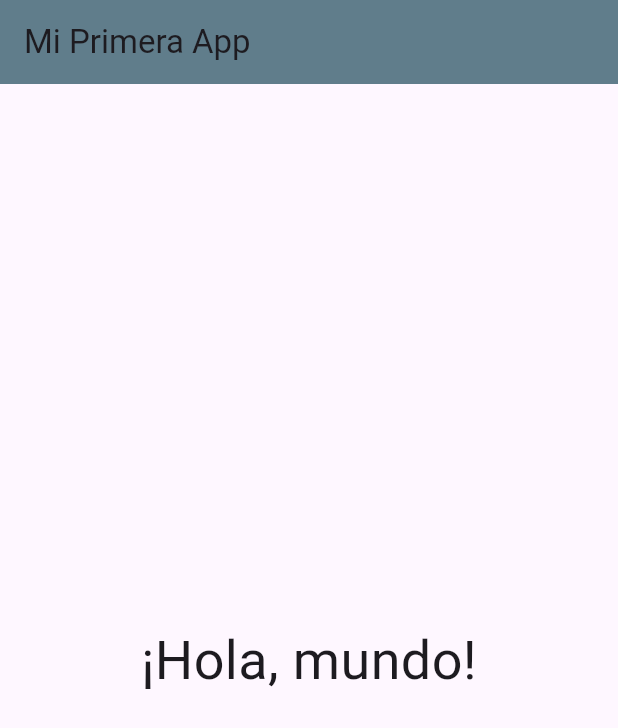
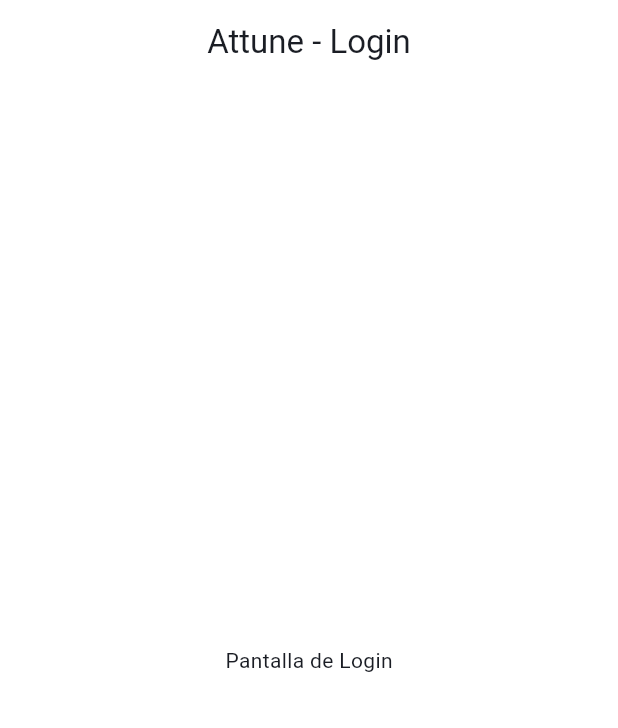
Before and after one commit to CodeMakeSoft/Attune, a Flutter app: the screen it shows after launch, on a phone screen of 412 x 824 dp. Shown: the top 728 px of the screen. Run offline on Flutter 3.47's test engine with Material 3 defaults, Android fonts, the phone set to English and light mode, and no system bars; our stand-ins replace firebase_auth, firebase_core; accounts and stored records are empty.

Commit message:
feat: corrección de build.gradle.kts, creación de vistas de login y dashboard, adición de paquetes para firebase además de agregar el nombre del app en strings.xml (Android)

```diff
--- a/lib/app/auth_gate.dart
+++ b/lib/app/auth_gate.dart
@@ -0,0 +1,29 @@
+import 'package:firebase_auth/firebase_auth.dart';
+import 'package:flutter/material.dart';
+
+import 'package:attune/core/widgets/loading_screen.dart';
+import 'package:attune/features/2_auth/presentation/screens/login_screen.dart';
+import 'package:attune/features/3_dashboard/presentation/screens/dashboard_screen.dart';
+
+
+class AuthGate extends StatelessWidget {
+  const AuthGate({super.key});
+
+  @override
+  Widget build(BuildContext context) {
+    return StreamBuilder(
+      stream: FirebaseAuth.instance.authStateChanges(),
+      builder: (context, snapshot) {
+        if (snapshot.connectionState == ConnectionState.waiting) {
+          return const LoadingScreen();
+        }
+
+        if(snapshot.hasData) {
+          return const DashboardScreen();
+        }
+
+        return const LoginScreen();
+      },
+    );
+  }
+}
--- a/lib/features/2_auth/presentation/screens/login_screen.dart
+++ b/lib/features/2_auth/presentation/screens/login_screen.dart
@@ -0,0 +1,17 @@
+import 'package:flutter/material.dart';
+
+class LoginScreen extends StatelessWidget {
+  const LoginScreen({super.key});
+
+  @override
+  Widget build(BuildContext context) {
+    return Scaffold(
+      appBar: AppBar(
+        title: const Text('Attune - Login'),
+      ),
+      body: const Center(
+        child: Text('Pantalla de Login'),
+      ),
+    );
+  }
+}
--- a/lib/main.dart
+++ b/lib/main.dart
@@ -1,44 +1,101 @@
-// Importa el paquete de Material Design, que contiene los widgets visuales.
 import 'package:flutter/material.dart';
+import 'package:attune/app/auth_gate.dart';
+import 'package:firebase_core/firebase_core.dart';
 
-// La función `main` es el punto de entrada de toda app de Flutter.
-void main() {
-  // `runApp` infla el widget que le pasas y lo adjunta a la pantalla.
+// Keys for Firestone
+import 'firebase_options.dart';
+
+// Colors
+import 'package:attune/utils/app_colors.dart';
+
+
+void main() async {
+  WidgetsFlutterBinding.ensureInitialized();
+
+  await Firebase.initializeApp(
+    options: DefaultFirebaseOptions.currentPlatform,
+  );
+
   runApp(const MyApp());
 }
 
-// MyApp es el widget raíz de tu aplicación.
-// Es "Stateless" porque su estado no cambia con el tiempo.
+
 class MyApp extends StatelessWidget {
-  // El constructor del widget.
   const MyApp({super.key});
 
-  // El método `build` describe cómo mostrar el widget.
-  // Es llamado por el framework de Flutter cada vez que necesita dibujar el widget.
   @override
   Widget build(BuildContext context) {
-    // `MaterialApp` es un widget que envuelve varias funcionalidades y widgets
-    // que son comúnmente requeridos, como la navegación y los temas.
     return MaterialApp(
+      title: 'Attune',
       debugShowCheckedModeBanner: false,
-      // El título de la aplicación, usado por el sistema operativo.
-      title: 'Hola Mundo App',
-      // La "home" es la primera pantalla que el usuario verá.
-      home: Scaffold(
-        // `AppBar` es la barra de título que aparece en la parte superior.
-        appBar: AppBar(
-          title: const Text('Mi Primera App'),
-          backgroundColor: Colors.blueGrey, // Un color para la barra
+
+      // --- AQUÍ ESTÁ LA MAGIA ---
+      // Vamos a definir el tema global de la app
+      theme: ThemeData(
+        // 1. Color de fondo principal para todas las pantallas
+        scaffoldBackgroundColor: AppColors.backgroundPrimary,
+
+        // 2. El esquema de color (el más importante)
+        colorScheme: ColorScheme(
+          brightness: Brightness.light, // Modo claro
+
+          primary: AppColors.accentPrimary,    // Tu color principal (voidNavy)
+          onPrimary: AppColors.contentInverse,  // Texto sobre el color primario (blanco)
+
+          secondary: AppColors.accentSecondary, // Tu color secundario (laserTeal)
+          onSecondary: AppColors.contentPrimary, // Texto sobre el color secundario
+
+          error: AppColors.stateError,      // Rojo para errores
+          onError: AppColors.contentInverse,  // Texto sobre el color de error
+
+          surface: AppColors.backgroundPrimary,      // Fondo principal
+          onSurface: AppColors.contentPrimary,     // Texto sobre el fondo
+
+          inverseSurface: AppColors.backgroundSubtle, // Fondo de tarjetas/campos
+          onInverseSurface: AppColors.contentPrimary, // Texto sobre tarjetas
         ),
-        // `body` es el contenido principal de la pantalla.
-        body: const Center(
-          // `Center` es un widget que centra a su widget hijo.
-          child: Text(
-            '¡Hola, mundo!',
-            style: TextStyle(fontSize: 36), // Le damos un tamaño de fuente
+
+        // 3. Tema por defecto para las AppBars
+        appBarTheme: const AppBarTheme(
+          backgroundColor: AppColors.backgroundPrimary, // Fondo de la barra
+          foregroundColor: AppColors.contentPrimary,   // Color del título
+          elevation: 0, // Sin sombra, para un look limpio
+          centerTitle: true,
+        ),
+
+        // 4. Tema por defecto para los Campos de Texto
+        inputDecorationTheme: InputDecorationTheme(
+          filled: true,
+          fillColor: AppColors.backgroundSubtle,
+          labelStyle: const TextStyle(color: AppColors.contentSecondary),
+          border: OutlineInputBorder(
+            borderRadius: BorderRadius.circular(8),
+            borderSide: const BorderSide(color: AppColors.borderDefault),
+          ),
+          enabledBorder: OutlineInputBorder(
+            borderRadius: BorderRadius.circular(8),
+            borderSide: const BorderSide(color: AppColors.borderDefault),
+          ),
+          focusedBorder: OutlineInputBorder(
+            borderRadius: BorderRadius.circular(8),
+            borderSide: const BorderSide(color: AppColors.accentPrimary, width: 2.0),
+          ),
+        ),
+
+        // 5. Tema por defecto para Botones Elevados
+        elevatedButtonTheme: ElevatedButtonThemeData(
+          style: ElevatedButton.styleFrom(
+            backgroundColor: AppColors.accentPrimary, // Fondo del botón
+            foregroundColor: AppColors.contentInverse, // Color del texto
+            shape: RoundedRectangleBorder(
+              borderRadius: BorderRadius.circular(8),
+            ),
           ),
         ),
       ),
+      // -----------------------------
+
+      home: const AuthGate(), // Esto sigue igual
     );
   }
 }
--- a/pubspec.yaml
+++ b/pubspec.yaml
@@ -36,6 +36,7 @@
   cupertino_icons: ^1.0.8
   firebase_core: ^4.2.0
   flutter_facebook_auth: ^7.1.2
+  firebase_auth: ^6.1.1
 
 dev_dependencies:
   flutter_test:
```
Also changed, not shown: lib/core/widgets/loading_screen.dart (+14 -0 lines), lib/features/3_dashboard/presentation/screens/dashboard_screen.dart (+17 -0 lines), pubspec.lock, 7 other files.
